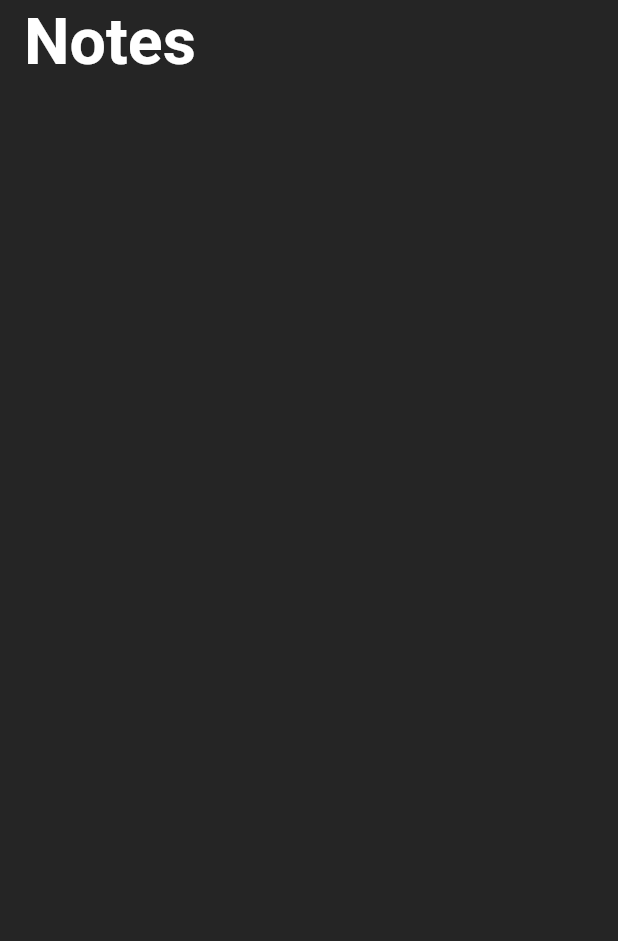
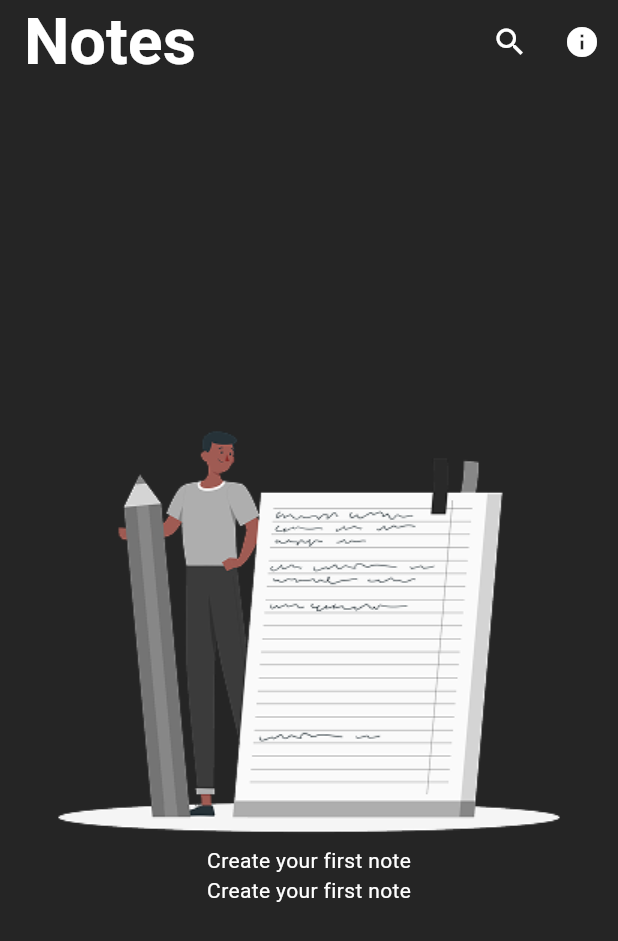
Before and after one commit to MohamedFawziAbdellaoui/notes_app_iit, a Flutter app: the screen it shows after launch, on a phone screen of 412 x 824 dp. Shown: the top 941 px of the screen. Run offline on Flutter 3.47's test engine with Material 3 defaults, Android fonts, the phone set to English and light mode, and no system bars.

Commit message:
[UPDATE] update code with image and text 9/10/2025

```diff
--- a/lib/main.dart
+++ b/lib/main.dart
@@ -24,12 +24,43 @@ class MyApp extends StatelessWidget {
               color: Colors.white,
               fontSize: 43,
               fontWeight: FontWeight.w600, //semi bold
-
             ),
           ),
           actions: [
-
+            IconButton(
+              onPressed: () {},
+              icon: const Icon(
+                Icons.search,
+                color: Colors.white,
+              ),
+            ),
+            IconButton(
+              onPressed: () {},
+              icon: const Icon(
+                Icons.info,
+                color: Colors.white,
+              ),
+            ),
           ],
+        ),
+        body: Center(
+          child: Column(
+            mainAxisAlignment: MainAxisAlignment.center,
+            crossAxisAlignment: CrossAxisAlignment.center,
+            children: [
+              Image.asset(
+                'images/rafiki.png',
+              ),
+              const Text('Create your first note',
+                  style: TextStyle(
+                    color: Colors.white,
+                  )),
+              const Text('Create your first note',
+                  style: TextStyle(
+                    color: Colors.white,
+                  )),
+            ],
+          ),
         ),
       ),
     );
--- a/pubspec.yaml
+++ b/pubspec.yaml
@@ -59,8 +59,8 @@ flutter:
   uses-material-design: true
 
   # To add assets to your application, add an assets section, like this:
-  # assets:
-  #   - images/a_dot_burr.jpeg
+  assets:
+    - images/
   #   - images/a_dot_ham.jpeg
 
   # An image asset can refer to one or more resolution-specific "variants", see
```
Also changed, not shown: images/rafiki.png (added).
